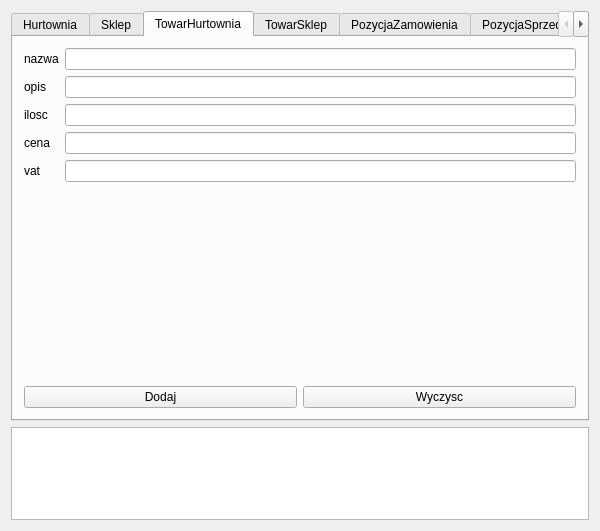
pwltomaszek/projekt, file wpisywacz/mainwindow.ui: the form before one commit.
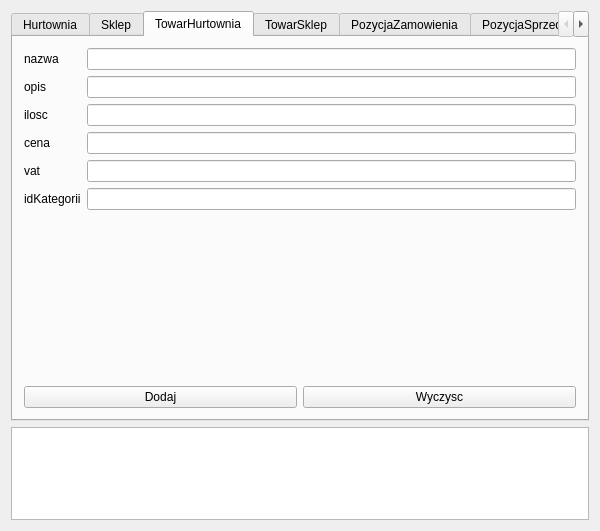
The form after the commit. The open tabs and pages were chosen to show the change.

Commit message: dodano pole email w kliencie i idKategorii w TowarHurtownia

The edit to the form file:
```diff
--- a/wpisywacz/mainwindow.ui
+++ b/wpisywacz/mainwindow.ui
@@ -394,6 +394,13 @@
               </property>
              </widget>
             </item>
+            <item>
+             <widget class="QLabel" name="label_57">
+              <property name="text">
+               <string>idKategorii</string>
+              </property>
+             </widget>
+            </item>
            </layout>
           </item>
           <item>
@@ -413,6 +420,9 @@
             <item>
              <widget class="QLineEdit" name="lineEdit_36"/>
             </item>
+            <item>
+             <widget class="QLineEdit" name="lineEdit_52"/>
+            </item>
            </layout>
           </item>
          </layout>
```
Left out of the diff: 2 changed lines with no effect on the pictures. The commit also changes 5 other files.
